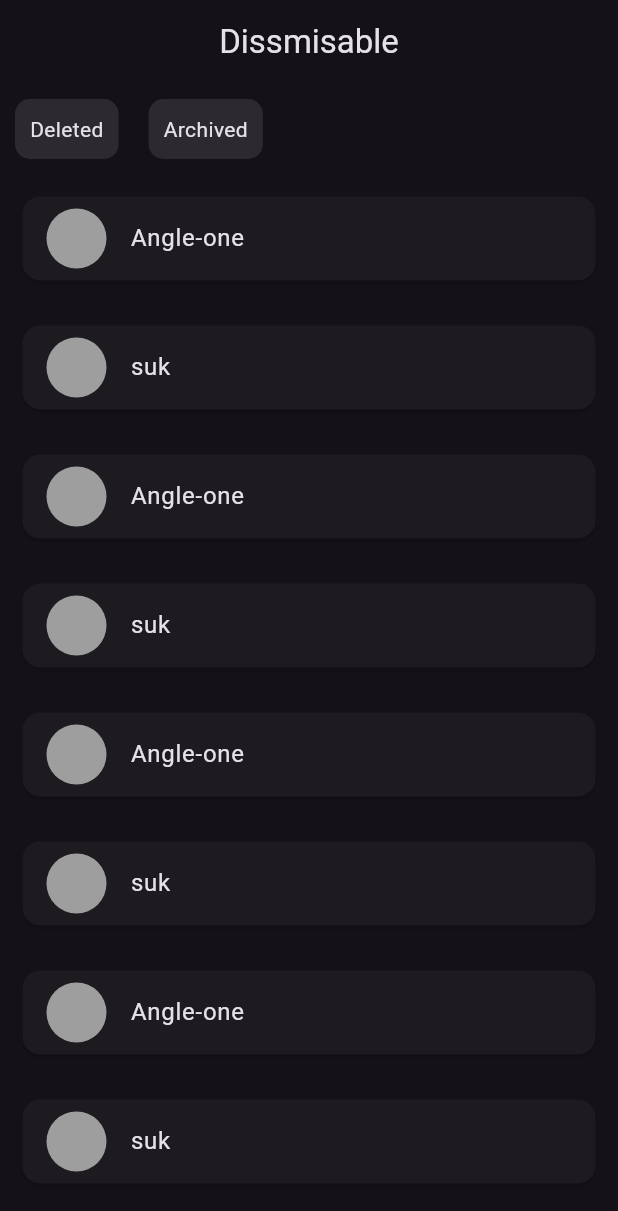
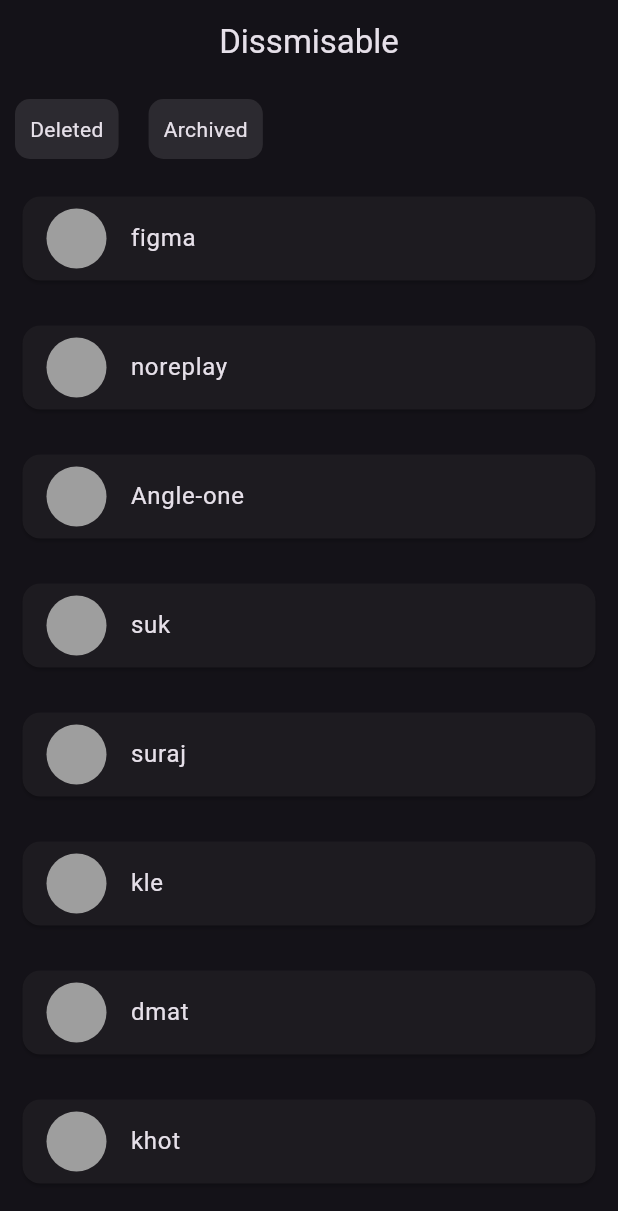
Before and after one commit to suraj-khot-19/Flutter_Advance, a Flutter app: the screen it shows after launch, on a phone screen of 412 x 824 dp. Shown: the top 1211 px of the screen. Run offline on Flutter 3.47's test engine with Material 3 defaults, Android fonts, the phone set to English and light mode, and no system bars.

Commit message:
dismissble

```diff
--- a/flutter_advance/lib/4_dismissible/flutter_dismissble.dart
+++ b/flutter_advance/lib/4_dismissible/flutter_dismissble.dart
@@ -1,6 +1,7 @@
 import 'package:flutter/material.dart';
 import 'package:flutter_advance/4_dismissible/screens/archived.dart';
 import 'package:flutter_advance/4_dismissible/screens/deleted.dart';
+import 'package:flutter_advance/4_dismissible/widget/background_for_dis.dart';
 import 'package:flutter_advance/4_dismissible/widget/container_with_title.dart';
 
 class FlutterDismissble extends StatefulWidget {
@@ -10,17 +11,16 @@ class FlutterDismissble extends StatefulWidget {
   State<FlutterDismissble> createState() => _FlutterDismissbleState();
 }
 
-class _FlutterDismissbleState extends State<FlutterDismissble>
-    with SingleTickerProviderStateMixin {
+class _FlutterDismissbleState extends State<FlutterDismissble> {
   List<String> emails = [
+    "figma",
+    "noreplay",
     "Angle-one",
     "suk",
-    "Angle-one",
-    "suk",
-    "Angle-one",
-    "suk",
-    "Angle-one",
-    "suk",
+    "suraj",
+    "kle",
+    "dmat",
+    "khot"
   ];
   List<String> archived = [];
   List<String> deleted = [];
@@ -38,22 +38,39 @@ class _FlutterDismissbleState extends State<FlutterDismissble>
           Row(
             children: [
               InkWell(
-                onTap: () => Navigator.push(
+                onTap: () async {
+                  //rebuilding UI when Navigate to screen
+                  bool result = await Navigator.push(
                       context,
                       MaterialPageRoute(
                           builder: (context) => Deleted(
                                 deleted: deleted,
                                 emails: emails,
-                            ))),
+                              )));
+                  if (result == true) {
+                    setState(() {});
+                  }
+                },
                 child: const ContainerWithTitle(
                   title: "Deleted",
                 ),
               ),
               InkWell(
-                onTap: () => Navigator.push(
+                onTap: () async {
+                  //rebuilding UI when Navigate to screen
+                  bool result = await Navigator.push(
                     context,
                     MaterialPageRoute(
-                        builder: (context) => Archived(archived: archived))),
+                      builder: (context) => Archived(
+                        archived: archived,
+                        emails: emails,
+                      ),
+                    ),
+                  );
+                  if (result == true) {
+                    setState(() {});
+                  }
+                },
                 child: const ContainerWithTitle(
                   title: "Archived",
                 ),
@@ -70,25 +87,17 @@ class _FlutterDismissbleState extends State<FlutterDismissble>
                   child: Dismissible(
                     key: Key(emails[index]),
                     //background for left->right
-                    background: Container(
-                      padding: const EdgeInsets.only(left: 5),
-                      decoration: BoxDecoration(
+                    background: const BackgroundForDis(
                       color: Colors.green,
-                          borderRadius: BorderRadius.circular(15)),
-                      child: const Align(
-                          alignment: Alignment.centerLeft,
-                          child: Icon(Icons.archive_outlined)),
+                      icon: Icons.archive_outlined,
+                      isLeft: true,
                     ),
-                    //background for right -> left
-                    secondaryBackground: Container(
-                      padding: const EdgeInsets.only(right: 5),
-                      decoration: BoxDecoration(
-                          color: const Color.fromARGB(255, 255, 17, 0),
-                          borderRadius: BorderRadius.circular(15)),
-                      child: const Align(
-                          alignment: Alignment.centerRight,
-                          child: Icon(Icons.delete_forever_outlined)),
+                    //secoundry background
+                    secondaryBackground: const BackgroundForDis(
+                      color: Color.fromARGB(255, 255, 17, 0),
+                      icon: Icons.delete_forever_outlined,
                     ),
+                    //function when dissmessed occurs
                     onDismissed: (direction) {
                       String removedEmail = emails[index];
                       setState(() {
```
Also changed, not shown: flutter_advance/lib/4_dismissible/screens/archived.dart (+26 -5 lines), flutter_advance/lib/4_dismissible/screens/deleted.dart (+14 -1 lines), flutter_advance/lib/4_dismissible/widget/background_for_dis.dart (added, +27 -0 lines). Lines whose indentation alone changed are shown as unchanged.
